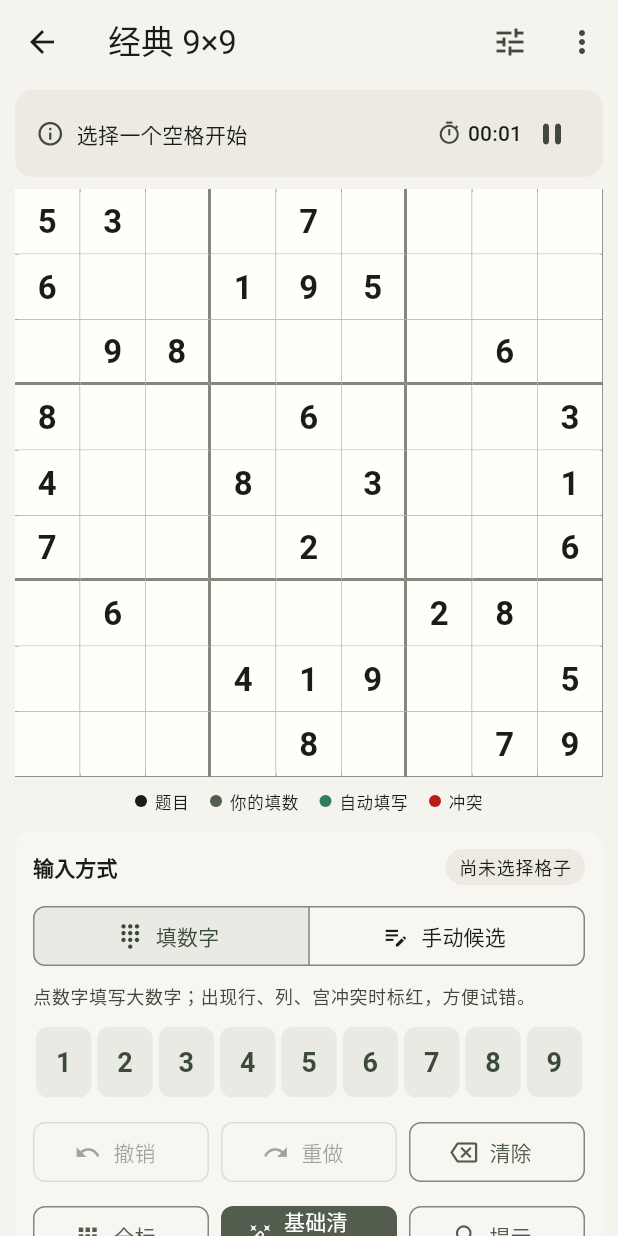
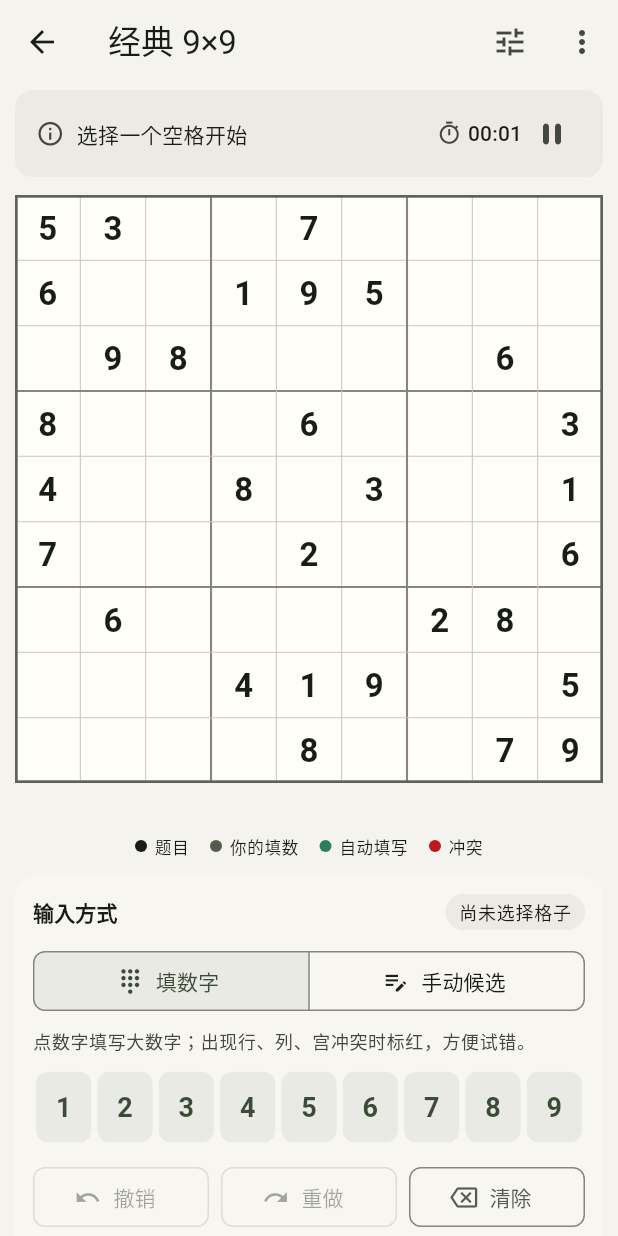
Before and after one commit to GZhanPeng/sudoku-pro, a Flutter app: the screen it shows after launch, after a tap on "打开示例盘面", on a phone screen of 412 x 824 dp. Run offline on Flutter 3.47's test engine with Material 3 defaults, Android fonts, the phone set to English and light mode, and no system bars; our stand-ins replace image_picker, web; missing offline and left inert: tflite_flutter.

Commit message:
verson 1.0

```diff
--- a/lib/src/settings/app_settings.dart
+++ b/lib/src/settings/app_settings.dart
@@ -14,22 +14,12 @@ enum CandidateSize {
   final double fontSize;
 }
 
-enum CandidateHighlightMode {
-  off('不高亮候选'),
-  digitOnly('仅候选数字'),
-  digitAndCell('候选数字与格子');
-
-  const CandidateHighlightMode(this.label);
-  final String label;
-}
-
 class AppPreferences {
   const AppPreferences({
     this.themeMode = ThemeMode.system,
     this.candidateSize = CandidateSize.standard,
     this.highlightPeers = true,
     this.highlightSameDigit = true,
-    this.candidateHighlightMode = CandidateHighlightMode.digitOnly,
     this.warnCandidateConflicts = true,
     this.showTimer = true,
     this.autoCandidates = false,
@@ -40,7 +30,6 @@ class AppPreferences {
   final CandidateSize candidateSize;
   final bool highlightPeers;
   final bool highlightSameDigit;
-  final CandidateHighlightMode candidateHighlightMode;
   final bool warnCandidateConflicts;
   final bool showTimer;
   final bool autoCandidates;
@@ -51,7 +40,6 @@ class AppPreferences {
     CandidateSize? candidateSize,
     bool? highlightPeers,
     bool? highlightSameDigit,
-    CandidateHighlightMode? candidateHighlightMode,
     bool? warnCandidateConflicts,
     bool? showTimer,
     bool? autoCandidates,
@@ -61,8 +49,6 @@ class AppPreferences {
     candidateSize: candidateSize ?? this.candidateSize,
     highlightPeers: highlightPeers ?? this.highlightPeers,
     highlightSameDigit: highlightSameDigit ?? this.highlightSameDigit,
-    candidateHighlightMode:
-        candidateHighlightMode ?? this.candidateHighlightMode,
     warnCandidateConflicts:
         warnCandidateConflicts ?? this.warnCandidateConflicts,
     showTimer: showTimer ?? this.showTimer,
@@ -76,7 +62,6 @@ class AppPreferences {
     'candidateSize': candidateSize.name,
     'highlightPeers': highlightPeers,
     'highlightSameDigit': highlightSameDigit,
-    'candidateHighlightMode': candidateHighlightMode.name,
     'warnCandidateConflicts': warnCandidateConflicts,
     'showTimer': showTimer,
     'autoCandidates': autoCandidates,
@@ -105,11 +90,6 @@ class AppPreferences {
       highlightSameDigit: flag(
         'highlightSameDigit',
         defaults.highlightSameDigit,
-      ),
-      candidateHighlightMode: enumValue(
-        CandidateHighlightMode.values,
-        json['candidateHighlightMode'],
-        defaults.candidateHighlightMode,
       ),
       warnCandidateConflicts: flag(
         'warnCandidateConflicts',
--- a/lib/src/ui/game_screen.dart
+++ b/lib/src/ui/game_screen.dart
@@ -341,6 +341,15 @@ class _CompactGameLayout extends StatelessWidget {
 
   @override
   Widget build(BuildContext context) {
+    return LayoutBuilder(
+      builder: (context, constraints) {
+        final contentWidth = (constraints.maxWidth - 20).clamp(0.0, 660.0);
+        // Keep the whole board visible before the scrollable controls, including
+        // in a narrow desktop browser. The panel lays out its actual status and
+        // legend heights before fitting the square board into the remaining area.
+        final panelHeight = (contentWidth + 120)
+            .clamp(0.0, (constraints.maxHeight - 4).clamp(0.0, double.infinity))
+            .toDouble();
         return SingleChildScrollView(
           padding: const EdgeInsets.fromLTRB(10, 4, 10, 24),
           child: Center(
@@ -348,21 +357,18 @@ class _CompactGameLayout extends StatelessWidget {
               constraints: const BoxConstraints(maxWidth: 660),
               child: Column(
                 children: [
+                  SizedBox(
+                    height: panelHeight,
+                    child: _BoardPanel(controller: controller),
+                  ),
                   if (practiceSummary != null) ...[
+                    const SizedBox(height: 12),
                     _PracticeGuide(
                       controller: controller,
                       summary: practiceSummary!,
                     ),
                     const SizedBox(height: 12),
                   ],
-              _StatusBar(controller: controller),
-              const SizedBox(height: 8),
-              AspectRatio(
-                aspectRatio: 1,
-                child: _PausableBoard(controller: controller),
-              ),
-              const SizedBox(height: 8),
-              const _ValueLegend(),
                   if (controller.hasHint) ...[
                     const SizedBox(height: 12),
                     _HintPanel(controller: controller),
@@ -373,6 +379,8 @@ class _CompactGameLayout extends StatelessWidget {
               ),
             ),
           ),
+        );
+      },
     );
   }
 }
@@ -393,29 +401,7 @@ class _WideGameLayout extends StatelessWidget {
           child: Row(
             crossAxisAlignment: CrossAxisAlignment.start,
             children: [
-              Expanded(
-                child: SingleChildScrollView(
-                  primary: false,
-                  child: Column(
-                    children: [
-                      _StatusBar(controller: controller),
-                      const SizedBox(height: 12),
-                      Align(
-                        alignment: Alignment.topCenter,
-                        child: ConstrainedBox(
-                          constraints: const BoxConstraints(maxWidth: 680),
-                          child: AspectRatio(
-                            aspectRatio: 1,
-                            child: _PausableBoard(controller: controller),
-                          ),
-                        ),
-                      ),
-                      const SizedBox(height: 10),
-                      const _ValueLegend(),
-                    ],
-                  ),
-                ),
-              ),
+              Expanded(child: _BoardPanel(controller: controller)),
               const SizedBox(width: 24),
               SizedBox(
                 width: 360,
@@ -445,6 +431,38 @@ class _WideGameLayout extends StatelessWidget {
       ),
     );
   }
+}
+
+class _BoardPanel extends StatelessWidget {
+  const _BoardPanel({required this.controller});
+
+  final GameController controller;
+
+  @override
+  Widget build(BuildContext context) => Column(
+    children: [
+      _StatusBar(controller: controller),
+      const SizedBox(height: 12),
+      Expanded(
+        child: LayoutBuilder(
+          builder: (context, constraints) {
+            final side = constraints.biggest.shortestSide
+                .clamp(0.0, 680.0)
+                .toDouble();
+            return Align(
+              alignment: Alignment.topCenter,
+              child: SizedBox.square(
+                dimension: side,
+                child: _PausableBoard(controller: controller),
+              ),
+            );
+          },
+        ),
+      ),
+      const SizedBox(height: 10),
+      const _ValueLegend(),
+    ],
+  );
 }
 
 class _PracticeGuide extends StatelessWidget {
--- a/lib/src/ui/sudoku_grid.dart
+++ b/lib/src/ui/sudoku_grid.dart
@@ -13,15 +13,20 @@ class SudokuGrid extends StatelessWidget {
   @override
   Widget build(BuildContext context) {
     final colors = Theme.of(context).colorScheme;
-    return DecoratedBox(
-      decoration: BoxDecoration(
+    return ColoredBox(
       color: colors.surface,
-        border: Border.all(color: colors.onSurface, width: 2.2),
+      child: CustomPaint(
+        foregroundPainter: _GridLinesPainter(
+          frameColor: Color.lerp(colors.outline, colors.onSurface, 0.35)!,
+          boxColor: colors.outline,
+          cellColor: Color.lerp(colors.outlineVariant, colors.outline, 0.2)!,
         ),
         child: Stack(
           fit: StackFit.expand,
           children: [
             GridView.builder(
+              primary: false,
+              padding: EdgeInsets.zero,
               physics: const NeverScrollableScrollPhysics(),
               gridDelegate: const SliverGridDelegateWithFixedCrossAxisCount(
                 crossAxisCount: 9,
@@ -52,8 +57,48 @@ class SudokuGrid extends StatelessWidget {
               ),
           ],
         ),
+      ),
     );
   }
+}
+
+/// Paint every rule above cell backgrounds so selection and hint fills cannot
+/// cover the frame or leave seams between independently painted cell borders.
+class _GridLinesPainter extends CustomPainter {
+  const _GridLinesPainter({
+    required this.frameColor,
+    required this.boxColor,
+    required this.cellColor,
+  });
+
+  final Color frameColor;
+  final Color boxColor;
+  final Color cellColor;
+
+  @override
+  void paint(Canvas canvas, Size size) {
+    final paint = Paint()..style = PaintingStyle.stroke;
+    for (var line = 1; line < 9; line++) {
+      final isBoxBoundary = line % 3 == 0;
+      paint
+        ..color = isBoxBoundary ? boxColor : cellColor
+        ..strokeWidth = isBoxBoundary ? 1.4 : 0.7;
+      final x = size.width * line / 9;
+      final y = size.height * line / 9;
+      canvas.drawLine(Offset(x, 0), Offset(x, size.height), paint);
+      canvas.drawLine(Offset(0, y), Offset(size.width, y), paint);
+    }
+    paint
+      ..color = frameColor
+      ..strokeWidth = 1.8;
+    canvas.drawRect((Offset.zero & size).deflate(0.9), paint);
+  }
+
+  @override
+  bool shouldRepaint(_GridLinesPainter oldDelegate) =>
+      oldDelegate.frameColor != frameColor ||
+      oldDelegate.boxColor != boxColor ||
+      oldDelegate.cellColor != cellColor;
 }
 
 class _ChainPainter extends CustomPainter {
@@ -358,22 +403,15 @@ class _SudokuCell extends StatelessWidget {
     final conflicting = controller.isConflictingCell(index);
     final candidateMask = controller.visibleCandidateMaskAt(index);
     final focusDigit = controller.highlightedDigit;
-    final focusMask =
-        preferences.highlightSameDigit &&
-            preferences.candidateHighlightMode != CandidateHighlightMode.off &&
-            focusDigit != null
+    final focusMask = preferences.highlightSameDigit && focusDigit != null
         ? SudokuEngine.bitFor(focusDigit)
         : 0;
-    final sameCandidate = (candidateMask & focusMask) != 0;
 
     Color background = colors.surface;
     if (peer && preferences.highlightPeers) {
       background = colors.onSurface.withValues(alpha: 0.045);
     }
-    if ((sameValue && preferences.highlightSameDigit) ||
-        (sameCandidate &&
-            preferences.candidateHighlightMode ==
-                CandidateHighlightMode.digitAndCell)) {
+    if (sameValue && preferences.highlightSameDigit) {
       background = colors.secondaryContainer;
     }
     if (controller.isHintPatternCell(index)) {
@@ -390,19 +428,7 @@ class _SudokuCell extends StatelessWidget {
       child: InkWell(
         onTap: () => controller.selectCell(index),
         child: Container(
-          decoration: BoxDecoration(
-            color: background,
-            border: Border(
-              right: BorderSide(
-                color: colors.outline,
-                width: column == 2 || column == 5 ? 2 : 0.45,
-              ),
-              bottom: BorderSide(
-                color: colors.outline,
-                width: row == 2 || row == 5 ? 2 : 0.45,
-              ),
-            ),
-          ),
+          decoration: BoxDecoration(color: background),
           child: value == 0
               ? _CandidateMarks(
                   mask: candidateMask,
@@ -514,6 +540,9 @@ class _CandidateMarks extends StatelessWidget {
                               : null;
                           final colors = Theme.of(context).colorScheme;
                           return Container(
+                            width: focused ? fontSize + 4 : null,
+                            height: focused ? fontSize + 4 : null,
+                            alignment: focused ? Alignment.center : null,
                             padding: candidateColor == null && !focused
                                 ? EdgeInsets.zero
                                 : const EdgeInsets.all(1.2),
@@ -523,15 +552,9 @@ class _CandidateMarks extends StatelessWidget {
                                     color: candidateColor != null
                                         ? candidateColor.withValues(alpha: 0.16)
                                         : colors.secondaryContainer,
-                                    border: focused
-                                        ? Border.all(
-                                            color:
-                                                candidateColor ??
-                                                colors.secondary,
-                                            width: 0.8,
-                                          )
-                                        : null,
-                                    shape: BoxShape.circle,
+                                    shape: focused
+                                        ? BoxShape.rectangle
+                                        : BoxShape.circle,
                                   ),
                             child: Text(
                               visible ? '$digit' : '',
```
Also changed, not shown: analysis_options.yaml (+0 -27 lines), lib/src/ui/settings_screen.dart (+0 -26 lines), pubspec.yaml (+4 -73 lines), tool/find_practice_puzzles.dart (deleted, +0 -62 lines), tool/generate_report.dart (deleted, +0 -31 lines), 8 other files. Lines whose indentation alone changed are shown as unchanged.
